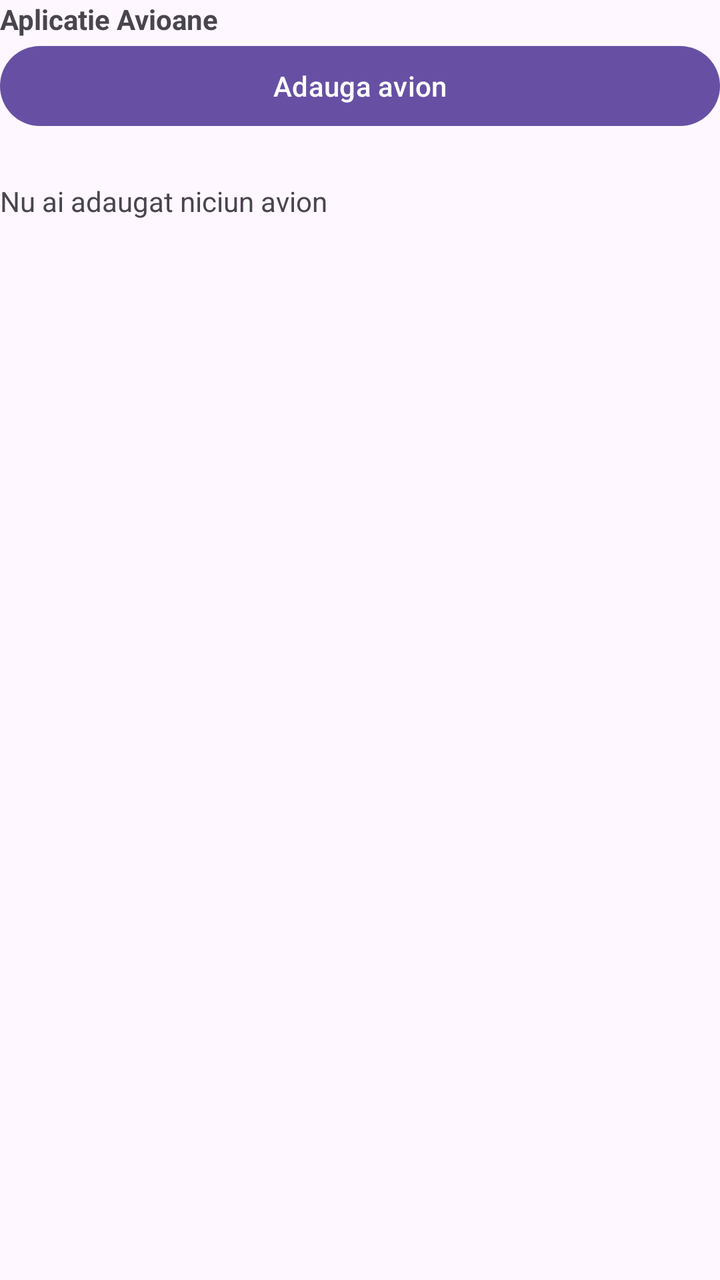
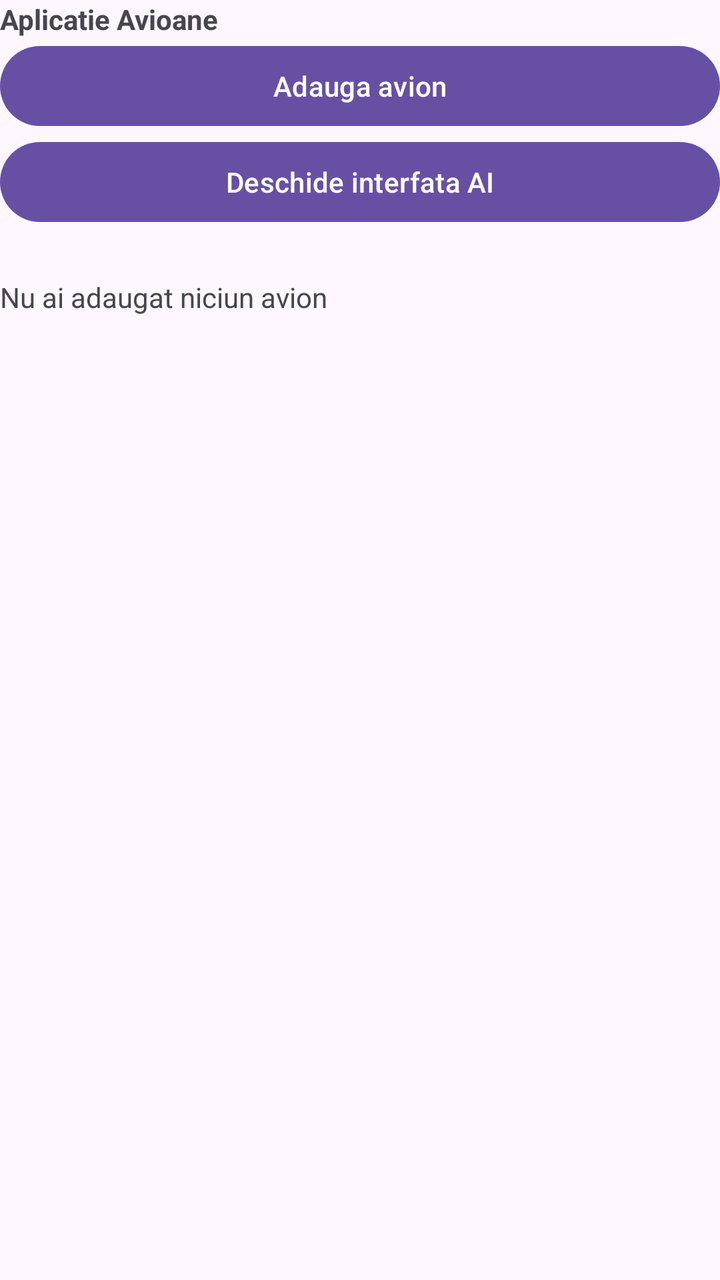

The first picture is an Android layout as it rendered before a commit; the second is the same layout after the commit. The layout source and the unified diff follow.
<!-- AndroidManifest.xml: application theme Theme.Seminarii_DAM -->
<!-- res/layout/activity_main.xml -->
<?xml version="1.0" encoding="utf-8"?>
<LinearLayout xmlns:android="http://schemas.android.com/apk/res/android"
    xmlns:app="http://schemas.android.com/apk/res-auto"
    xmlns:tools="http://schemas.android.com/tools"
    android:id="@+id/main"
    android:layout_width="match_parent"
    android:layout_height="match_parent"
    android:orientation="vertical"
    tools:context=".MainActivity">

    <TextView
        android:layout_width="wrap_content"
        android:layout_height="wrap_content"
        android:text="Aplicatie Avioane"
        android:textStyle="bold"
        app:layout_constraintBottom_toBottomOf="parent"
        app:layout_constraintEnd_toEndOf="parent"
        app:layout_constraintStart_toStartOf="parent"
        app:layout_constraintTop_toTopOf="parent" />

    <Button
        android:id="@+id/btnAdauga"
        android:layout_width="match_parent"
        android:layout_height="wrap_content"
        android:text="@string/adauga_avion" />
    
    <TextView
        android:id="@+id/tvAddPlane"
        android:layout_width="match_parent"
        android:layout_height="wrap_content"
        android:text="Nu ai adaugat niciun avion"
        android:layout_marginTop="24dp" />

</LinearLayout>
<!-- resources referenced by this layout -->
<resources>
  <string name="adauga_avion">Adauga avion</string>
  <style name="Theme.Seminarii_DAM" parent="Base.Theme.Seminarii_DAM" />
  <style name="Base.Theme.Seminarii_DAM" parent="Theme.Material3.DayNight.NoActionBar">
          
          
      </style>
</resources>

<!-- the commit's change to res/layout/activity_main.xml (unified diff, before → after) -->
@@ -22,7 +22,14 @@
         android:id="@+id/btnAdauga"
         android:layout_width="match_parent"
         android:layout_height="wrap_content"
-        android:text="@string/adauga_avion" />
+        android:text="@string/adauga_avion"
+        android:onClick="deschideAdaugareAvion"/>
+
+    <Button
+        android:layout_width="match_parent"
+        android:layout_height="wrap_content"
+        android:text="@string/deschide_interfata_ai"
+        android:onClick="deschideAdaugareAI" />
     
     <TextView
         android:id="@+id/tvAddPlane"
<!-- resource entries referenced after the edit -->
@@ -1,6 +1,7 @@
 <!-- resources referenced by this layout -->
 <resources>
   <string name="adauga_avion">Adauga avion</string>
+  <string name="deschide_interfata_ai">Deschide interfata AI</string>
   <style name="Theme.Seminarii_DAM" parent="Base.Theme.Seminarii_DAM" />
   <style name="Base.Theme.Seminarii_DAM" parent="Theme.Material3.DayNight.NoActionBar">
           
